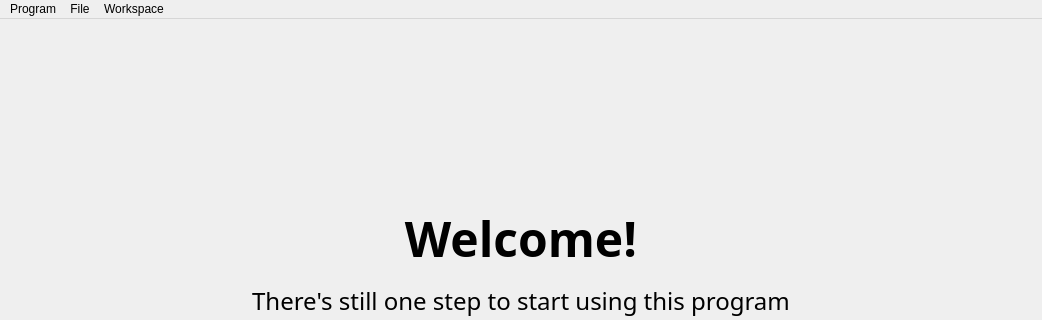
Qt form views/mainwindow.ui (TheDmitry/CS206-OOP-Application) before a commit; both pictures show x 0 to 1042 and y 0 to 320 of the 1042 by 618 pixel window.
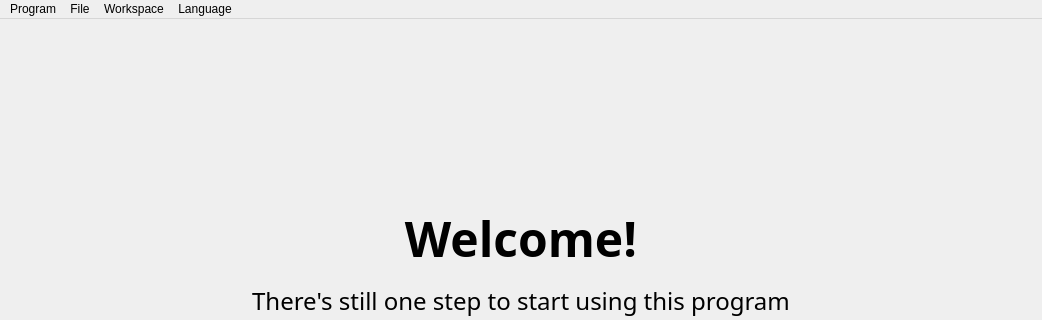
The same form after that commit.

Commit message: Make translations & language choice menu

The edit to the form file:
```diff
--- a/views/mainwindow.ui
+++ b/views/mainwindow.ui
@@ -119,9 +119,15 @@
     <addaction name="actionClose_All_Tabs"/>
     <addaction name="separator"/>
    </widget>
+   <widget class="QMenu" name="menuLanguage">
+    <property name="title">
+     <string>Language</string>
+    </property>
+   </widget>
    <addaction name="menuProgram"/>
    <addaction name="menuFile"/>
    <addaction name="menuWorkspace"/>
+   <addaction name="menuLanguage"/>
   </widget>
   <widget class="QStatusBar" name="statusbar"/>
   <action name="actionProgramClose">
```
The commit also changes 15 other files.
